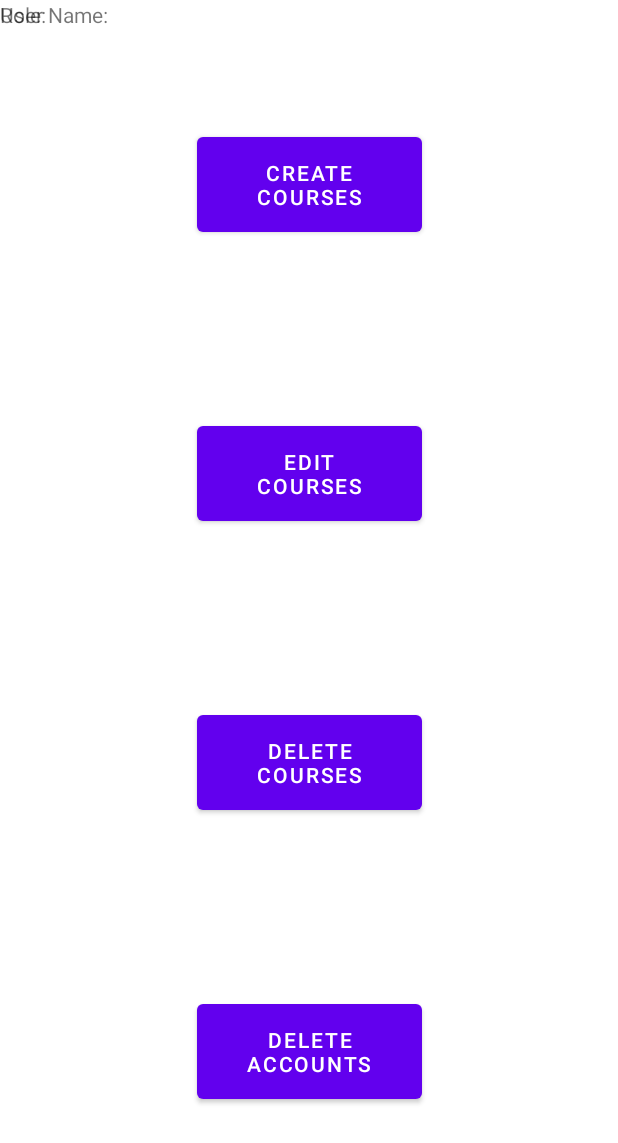
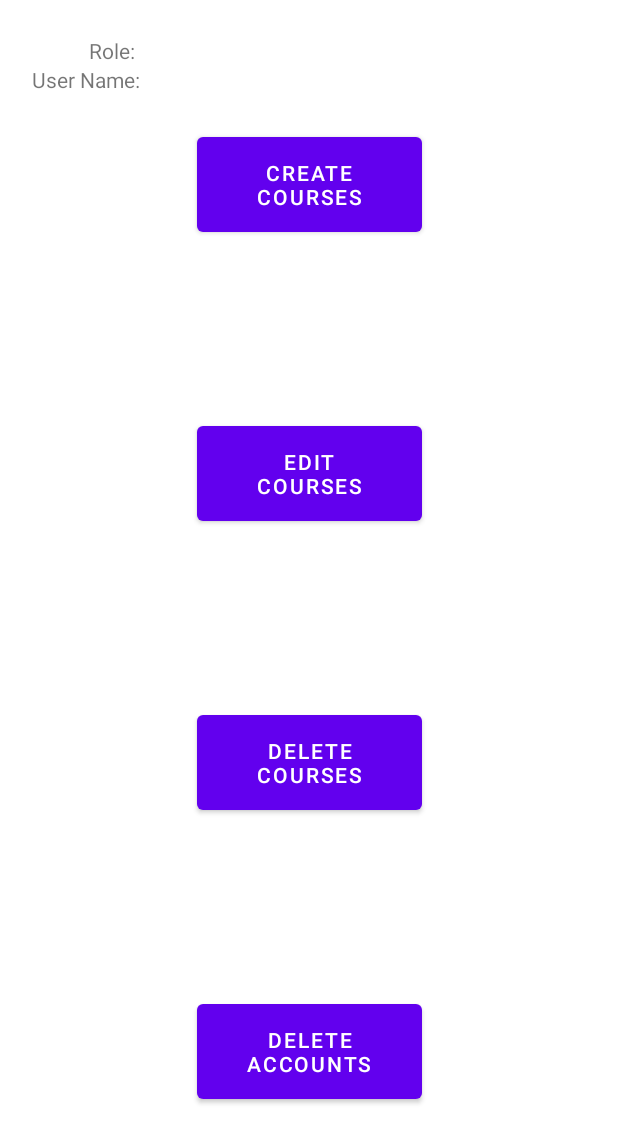
Before and after one commit to tamaraamicic/SEG2105, an Android app: the layout admin_page.xml on its own in the app's theme, with its tools: preview values and no code run, on a phone screen of 412 x 824 dp. Shown: the top 1143 px of the screen. Run offline under Robolectric (Android 15) with nearby library versions, the phone set to English and light mode, and no system bars.

Commit message:
Changed location of role and userName display on the admin page

```diff
--- a/SEG2105TermProject/app/src/main/res/layout/admin_page.xml
+++ b/SEG2105TermProject/app/src/main/res/layout/admin_page.xml
@@ -57,15 +57,50 @@
         android:id="@+id/roleDisplay"
         android:layout_width="wrap_content"
         android:layout_height="wrap_content"
+        android:layout_marginTop="24dp"
+        android:layout_marginEnd="260dp"
+        android:layout_marginRight="260dp"
         android:text="Role: "
-        tools:layout_editor_absoluteX="19dp"
-        tools:layout_editor_absoluteY="17dp" />
+        app:layout_constraintBottom_toTopOf="@+id/textView"
+        app:layout_constraintEnd_toEndOf="parent"
+        app:layout_constraintStart_toStartOf="parent"
+        app:layout_constraintTop_toTopOf="parent" />
 
     <TextView
         android:id="@+id/textView"
         android:layout_width="wrap_content"
         android:layout_height="wrap_content"
+        android:layout_marginEnd="300dp"
+        android:layout_marginRight="300dp"
         android:text="User Name:"
-        tools:layout_editor_absoluteX="19dp"
-        tools:layout_editor_absoluteY="36dp" />
+        app:layout_constraintEnd_toEndOf="parent"
+        app:layout_constraintHorizontal_bias="0.526"
+        app:layout_constraintStart_toStartOf="parent"
+        app:layout_constraintTop_toBottomOf="@+id/roleDisplay" />
+
+    <TextView
+        android:id="@+id/textView2"
+        android:layout_width="wrap_content"
+        android:layout_height="wrap_content"
+        android:layout_marginStart="8dp"
+        android:layout_marginLeft="8dp"
+        android:layout_marginTop="24dp"
+        android:layout_marginEnd="260dp"
+        android:layout_marginRight="260dp"
+        app:layout_constraintBottom_toTopOf="@+id/usernameText"
+        app:layout_constraintEnd_toEndOf="parent"
+        app:layout_constraintStart_toEndOf="@+id/roleDisplay"
+        app:layout_constraintTop_toTopOf="parent" />
+
+    <TextView
+        android:id="@+id/usernameText"
+        android:layout_width="wrap_content"
+        android:layout_height="wrap_content"
+        android:layout_marginStart="8dp"
+        android:layout_marginLeft="8dp"
+        android:layout_marginEnd="260dp"
+        android:layout_marginRight="260dp"
+        app:layout_constraintEnd_toEndOf="parent"
+        app:layout_constraintStart_toEndOf="@+id/textView"
+        app:layout_constraintTop_toBottomOf="@+id/textView2" />
 </androidx.constraintlayout.widget.ConstraintLayout>
--- a/SEG2105TermProject/build.gradle
+++ b/SEG2105TermProject/build.gradle
@@ -5,7 +5,7 @@ buildscript {
         mavenCentral()
     }
     dependencies {
-        classpath "com.android.tools.build:gradle:4.2.0"
+        classpath 'com.android.tools.build:gradle:4.2.1'
 
         // NOTE: Do not place your application dependencies here; they belong
         // in the individual module build.gradle files
```
